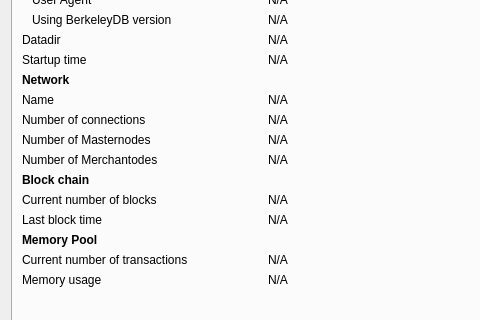
Qt form src/qt/forms/debugwindow.ui (X9Developers/XSN) before a commit; both pictures show x 0 to 480 and y 113 to 433 of the 769 by 539 pixel window.
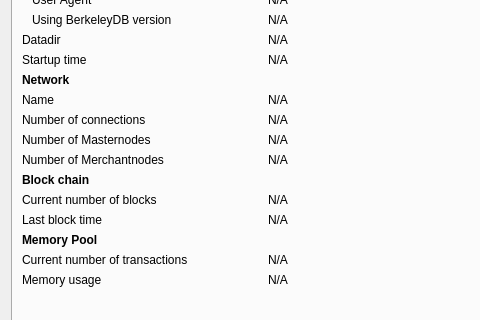
The same form after that commit. Icons and pictures are not drawn. Custom widgets are drawn as their Qt base class.

What changed in the file:
```diff
--- a/src/qt/forms/debugwindow.ui
+++ b/src/qt/forms/debugwindow.ui
@@ -288,7 +288,7 @@
        <item row="11" column="0">
         <widget class="QLabel" name="merchantnodeCountLabel">
          <property name="text">
-          <string>Number of Merchantodes</string>
+          <string>Number of Merchantnodes</string>
          </property>
         </widget>
        </item>
```
